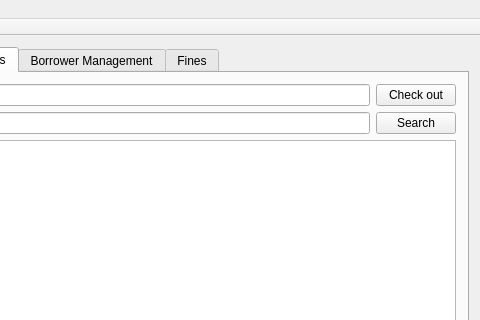
Old version of the form library_management/mainwindow.ui in the repository lsmgeb89/library_management; both pictures show x 174 to 654 and y 0 to 320 of the 654 by 493 pixel window.
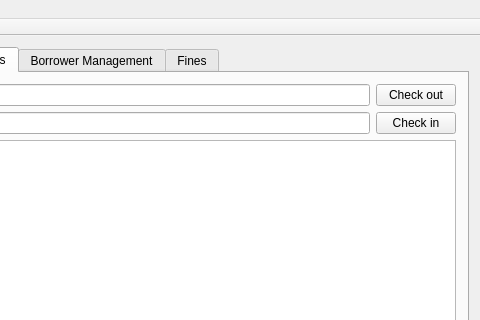
New version of the form. The open tabs and pages were chosen to show the change.

Commit message: [CS 6360][project_1] Finish functionality of checking in

What changed in the file:
```diff
--- a/library_management/mainwindow.ui
+++ b/library_management/mainwindow.ui
@@ -88,7 +88,7 @@
         <item row="1" column="2">
          <widget class="QPushButton" name="check_in_button">
           <property name="text">
-           <string>Search</string>
+           <string>Check in</string>
           </property>
          </widget>
         </item>
```
The commit also changes 1 other file.
